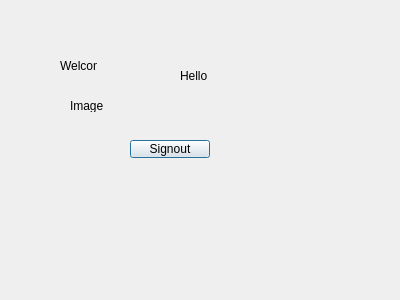
The window that welcomewindow.ui (omar-rabeh-18/CinemaProject) describes before a commit, drawn with Qt 5.
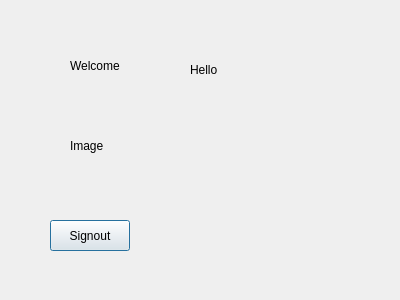
The same window after the commit.

```diff
--- a/welcomewindow.ui
+++ b/welcomewindow.ui
@@ -16,10 +16,10 @@
   <widget class="QLabel" name="label_welcome">
    <property name="geometry">
     <rect>
-     <x>60</x>
-     <y>60</y>
-     <width>37</width>
-     <height>12</height>
+     <x>70</x>
+     <y>50</y>
+     <width>81</width>
+     <height>31</height>
     </rect>
    </property>
    <property name="text">
@@ -30,9 +30,9 @@
    <property name="geometry">
     <rect>
      <x>70</x>
-     <y>100</y>
-     <width>37</width>
-     <height>12</height>
+     <y>90</y>
+     <width>191</width>
+     <height>111</height>
     </rect>
    </property>
    <property name="text">
@@ -42,10 +42,10 @@
   <widget class="QLabel" name="label_3_hello">
    <property name="geometry">
     <rect>
-     <x>180</x>
-     <y>70</y>
-     <width>37</width>
-     <height>12</height>
+     <x>190</x>
+     <y>60</y>
+     <width>51</width>
+     <height>20</height>
     </rect>
    </property>
    <property name="text">
@@ -55,10 +55,10 @@
   <widget class="QPushButton" name="pushButton_windows_sgnout">
    <property name="geometry">
     <rect>
-     <x>130</x>
-     <y>140</y>
+     <x>50</x>
+     <y>220</y>
      <width>80</width>
-     <height>18</height>
+     <height>31</height>
     </rect>
    </property>
    <property name="text">
```
